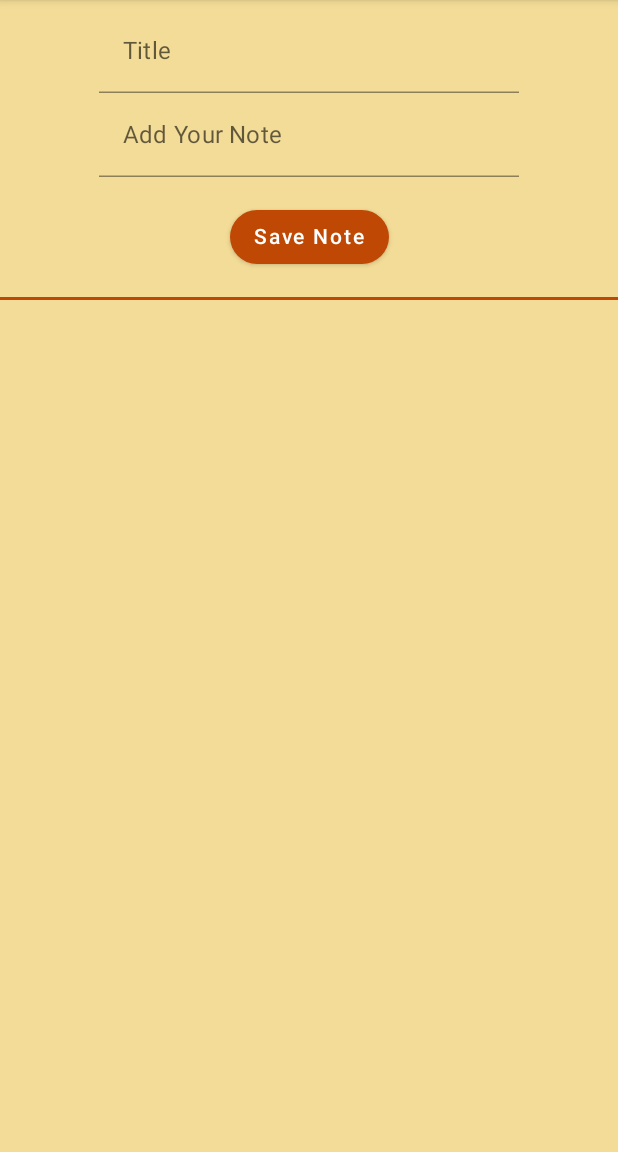
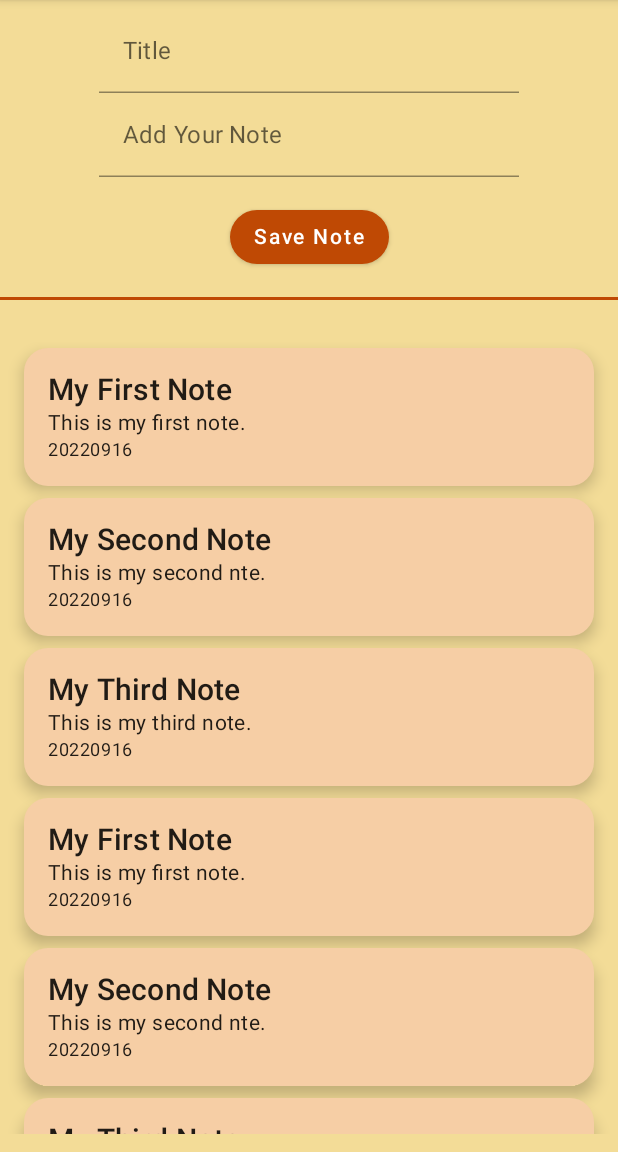
Before and after one commit to JerryApplegarth/TheNoteBook, an Android app built with Jetpack Compose: the screen it shows after launch (MainActivity), on a phone screen of 412 x 824 dp, the part 84-1236 px from its top. Run offline under Robolectric (Android 15) with nearby library versions, the phone set to English and light mode, and no system bars.

Commit message:
added note surface

```diff
--- a/app/src/main/java/com/applegarthapps/MainActivity.kt
+++ b/app/src/main/java/com/applegarthapps/MainActivity.kt
@@ -7,6 +7,7 @@ import androidx.compose.foundation.layout.fillMaxSize
 import androidx.compose.material.MaterialTheme
 import androidx.compose.material.Surface
 import androidx.compose.ui.Modifier
+import com.applegarthapps.data.NoteDataSource
 import com.applegarthapps.presentation.screens.NoteScreen
 import com.applegarthapps.presentation.ui.theme.TheNoteBookTheme
 import com.applegarthapps.presentation.ui.theme.newBackgroundColor
@@ -21,7 +22,8 @@ class MainActivity : ComponentActivity() {
                     modifier = Modifier.fillMaxSize(),
                     color = MaterialTheme.colors.newBackgroundColor
                 ) {
-                    NoteScreen(notes = emptyList(),
+                    NoteScreen(
+                        NoteDataSource().loadNotes(),
                         onAddNote = {},
                         onRemoveNote = {},)
                 }
--- a/app/src/main/java/com/applegarthapps/data/NoteDataSource.kt
+++ b/app/src/main/java/com/applegarthapps/data/NoteDataSource.kt
@@ -5,7 +5,15 @@ import com.applegarthapps.data.model.local.Note
 class NoteDataSource {
     fun loadNotes(): List<Note> {
         return listOf(
-            //add notes
+            Note(title = "My First Note", description = "This is my first note."),
+            Note(title = "My Second Note", description = "This is my second nte."),
+            Note(title = "My Third Note", description = "This is my third note."),
+            Note(title = "My First Note", description = "This is my first note."),
+            Note(title = "My Second Note", description = "This is my second nte."),
+            Note(title = "My Third Note", description = "This is my third note."),
+            Note(title = "My First Note", description = "This is my first note."),
+            Note(title = "My Second Note", description = "This is my second nte."),
+            Note(title = "My Third Note", description = "This is my third note."),
         )
     }
 }
--- /dev/null
+++ b/app/src/main/java/com/applegarthapps/presentation/components/NoteRow.kt
@@ -0,0 +1,58 @@
+package com.applegarthapps.presentation.components
+
+import androidx.compose.foundation.clickable
+import androidx.compose.foundation.layout.Column
+import androidx.compose.foundation.layout.fillMaxWidth
+import androidx.compose.foundation.layout.padding
+import androidx.compose.foundation.shape.RoundedCornerShape
+import androidx.compose.material.MaterialTheme
+import androidx.compose.material.Surface
+import androidx.compose.material.Text
+import androidx.compose.runtime.Composable
+import androidx.compose.ui.Alignment
+import androidx.compose.ui.Modifier
+import androidx.compose.ui.text.TextStyle
+import androidx.compose.ui.unit.dp
+import com.applegarthapps.data.model.local.Note
+import com.applegarthapps.presentation.ui.theme.cardBackground
+import java.time.format.DateTimeFormatter
+
+@Composable
+fun NoteRow(
+    modifier: Modifier = Modifier,
+    note: Note,
+    onNoteClick: (Note) -> Unit,
+
+    ) {
+    Surface(
+        modifier
+            .padding(4.dp)
+            .fillMaxWidth(),
+        shape = RoundedCornerShape(16.dp),
+        color = MaterialTheme.colors.cardBackground,
+        elevation = 6.dp,
+    ) {
+        Column(
+            modifier
+                .clickable { }
+                .padding(horizontal = 16.dp, vertical = 16.dp),
+            horizontalAlignment = Alignment.Start
+        )
+        {
+            Text(
+                text = note.title,
+                style = MaterialTheme.typography.h6
+            )
+            Text(
+                text = note.description,
+                style = MaterialTheme.typography.body2
+            )
+            Text(
+                text = note.entryDate.format(DateTimeFormatter.BASIC_ISO_DATE),
+                style = MaterialTheme.typography.caption
+            )
+        }
+    }
+
+
+}
--- a/app/src/main/java/com/applegarthapps/presentation/screens/NoteScreen.kt
+++ b/app/src/main/java/com/applegarthapps/presentation/screens/NoteScreen.kt
@@ -1,6 +1,11 @@
 package com.applegarthapps.presentation.screens
 
+import androidx.compose.foundation.clickable
 import androidx.compose.foundation.layout.*
+import androidx.compose.foundation.lazy.LazyColumn
+import androidx.compose.foundation.lazy.items
+import androidx.compose.foundation.shape.CornerBasedShape
+import androidx.compose.foundation.shape.RoundedCornerShape
 import androidx.compose.material.*
 import androidx.compose.runtime.*
 import androidx.compose.ui.Alignment
@@ -9,10 +14,13 @@ import androidx.compose.ui.res.stringResource
 import androidx.compose.ui.tooling.preview.Preview
 import androidx.compose.ui.unit.dp
 import com.applegarthapps.R
+import com.applegarthapps.data.NoteDataSource
 import com.applegarthapps.data.model.local.Note
 import com.applegarthapps.presentation.components.NoteButton
 import com.applegarthapps.presentation.components.NoteInputText
+import com.applegarthapps.presentation.components.NoteRow
 import com.applegarthapps.presentation.ui.theme.TheNoteBookTheme
+import com.applegarthapps.presentation.ui.theme.cardBackground
 import com.applegarthapps.presentation.ui.theme.newBackgroundColor
 
 @Composable
@@ -50,12 +58,12 @@ fun NoteScreen(
                 text = title,
                 label = "Title",
                 onTextChange = { title = it },
-                )
+            )
             NoteInputText(
                 text = description,
                 label = "Add Your Note",
                 onTextChange = { description = it },
-                )
+            )
             Spacer(modifier = Modifier.height(16.dp))
             NoteButton(
                 text = "Save Note",
@@ -74,14 +82,26 @@ fun NoteScreen(
                 color = MaterialTheme.colors.primary,
                 thickness = 2.dp
             )
+            Spacer(modifier = Modifier.height(16.dp))
+            LazyColumn(
+                modifier = Modifier
+                    .fillMaxWidth()
+                    .padding(12.dp)
+            ) {
+                items(notes) { note ->
+                    NoteRow(note = note, onNoteClick = {})
+
+                }
 
 
+            }
         }
+
 
     }
 
+}
 
-}
 
 @Preview(
     showSystemUi = true,
@@ -97,11 +117,11 @@ fun NoteScreenPreview() {
             color = MaterialTheme.colors.newBackgroundColor
         ) {
             NoteScreen(
-                notes = emptyList(),
+                notes = NoteDataSource().loadNotes(),
                 onAddNote = {},
                 onRemoveNote = {},
 
-            )
+                )
         }
     }
 }
--- a/app/src/main/java/com/applegarthapps/presentation/ui/theme/Color.kt
+++ b/app/src/main/java/com/applegarthapps/presentation/ui/theme/Color.kt
@@ -21,7 +21,7 @@ val OnSecondary = Color(0xFF201a17)
 val PrimaryVariant = Color(0xFFf2b705)
 val NewBackground = Color(0xFFF3DC97)
 val NewLightBackground = Color(0xFFCDE9E7)
-val CardBackground = Color(0xFFF4E3D1)
+val CardBackground = Color(0xFFF6CEA5)
 
 //Dark
 val DarkPrimary = Color(0xff591902)
```
